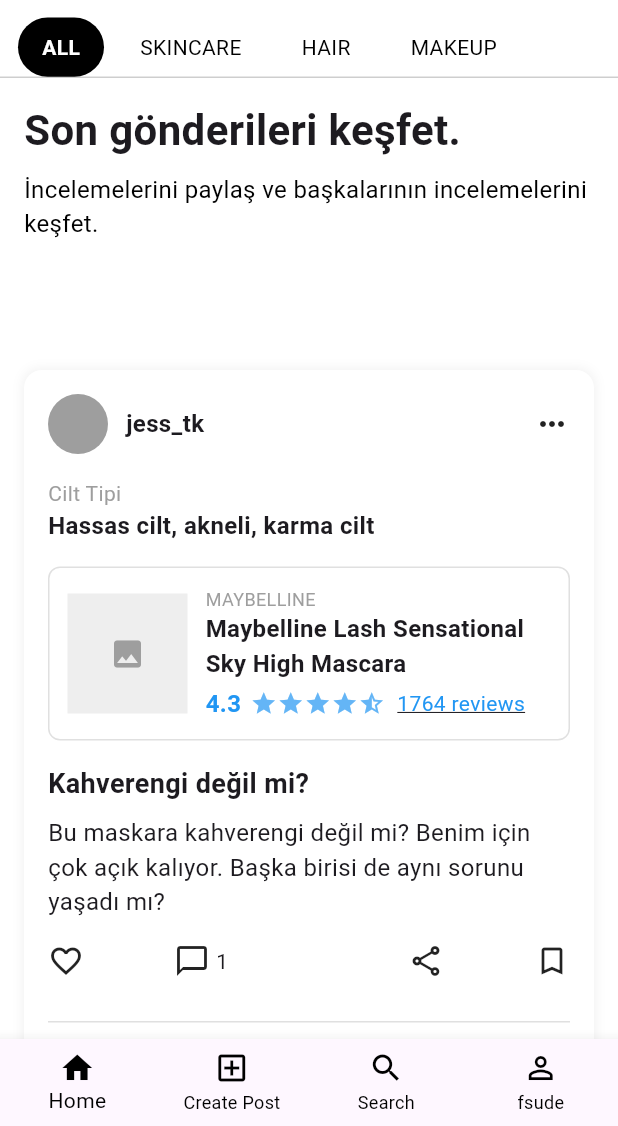
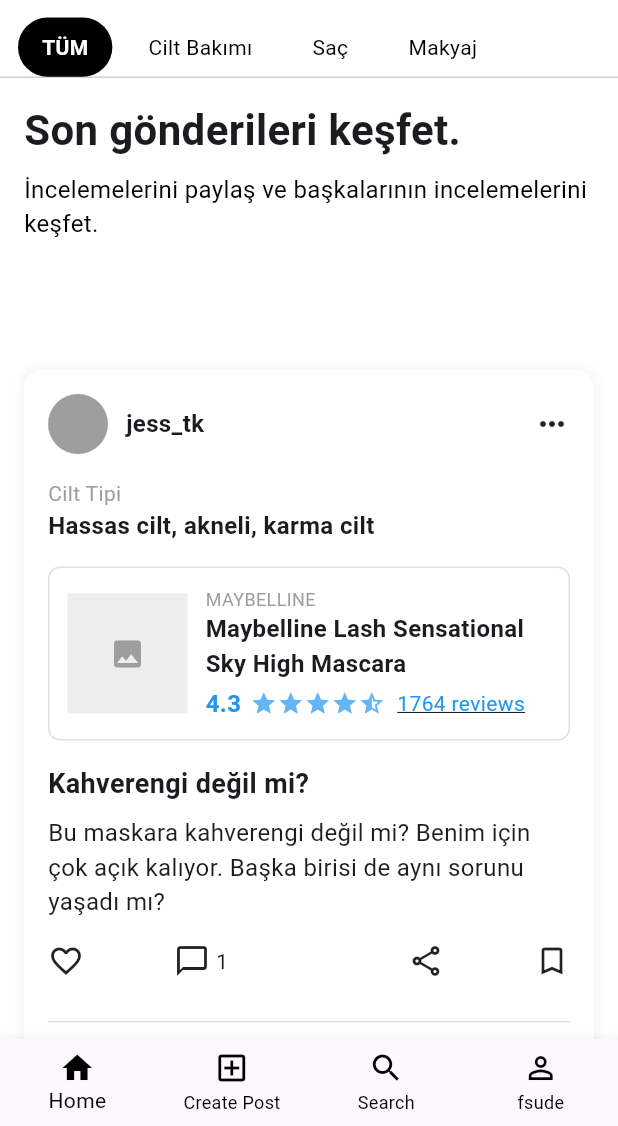
Before and after one commit to pelsingunduz/BeautyCo-API, a Flutter app: the HomeScreen screen opened by its route, on a phone screen of 412 x 824 dp, the part 110-1236 px from its top. Run offline on Flutter 3.47's test engine with Material 3 defaults, Android fonts, the phone set to English and light mode, and no system bars; our stand-ins replace google_fonts; Roboto replaces fonts that are missing (Times New Roman).

Commit message:
Homepage update2

```diff
--- a/beautyco/lib/screens/home_page.dart
+++ b/beautyco/lib/screens/home_page.dart
@@ -116,10 +116,10 @@ class _HomeScreenState extends State<HomeScreen> {
                 scrollDirection: Axis.horizontal,
                 padding: const EdgeInsets.symmetric(horizontal: 8),
                 children: [
-                  _buildCategoryButton('ALL', isSelected: true),
-                  _buildCategoryButton('SKINCARE', isSelected: false),
-                  _buildCategoryButton('HAIR', isSelected: false),
-                  _buildCategoryButton('MAKEUP', isSelected: false),
+                  _buildCategoryButton('TÜM', isSelected: true),
+                  _buildCategoryButton('Cilt Bakımı', isSelected: false),
+                  _buildCategoryButton('Saç', isSelected: false),
+                  _buildCategoryButton('Makyaj', isSelected: false),
                 ],
               ),
             ),
```
